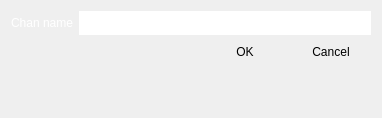
Before: the Qt Designer form client/gui/livejamming/app/newchan.ui in sush/Live-Jamming, drawn with Qt 5.
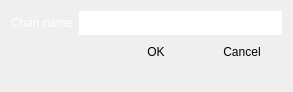
After: the same form once the commit is applied. Icons and pictures are not drawn.

The edit to the form file:
```diff
--- a/client/gui/livejamming/app/newchan.ui
+++ b/client/gui/livejamming/app/newchan.ui
@@ -6,10 +6,22 @@
    <rect>
     <x>0</x>
     <y>0</y>
-    <width>382</width>
-    <height>118</height>
+    <width>293</width>
+    <height>92</height>
    </rect>
   </property>
+  <property name="minimumSize">
+   <size>
+    <width>293</width>
+    <height>92</height>
+   </size>
+  </property>
+  <property name="maximumSize">
+   <size>
+    <width>293</width>
+    <height>92</height>
+   </size>
+  </property>
   <property name="windowTitle">
    <string>New Chan</string>
   </property>
```
